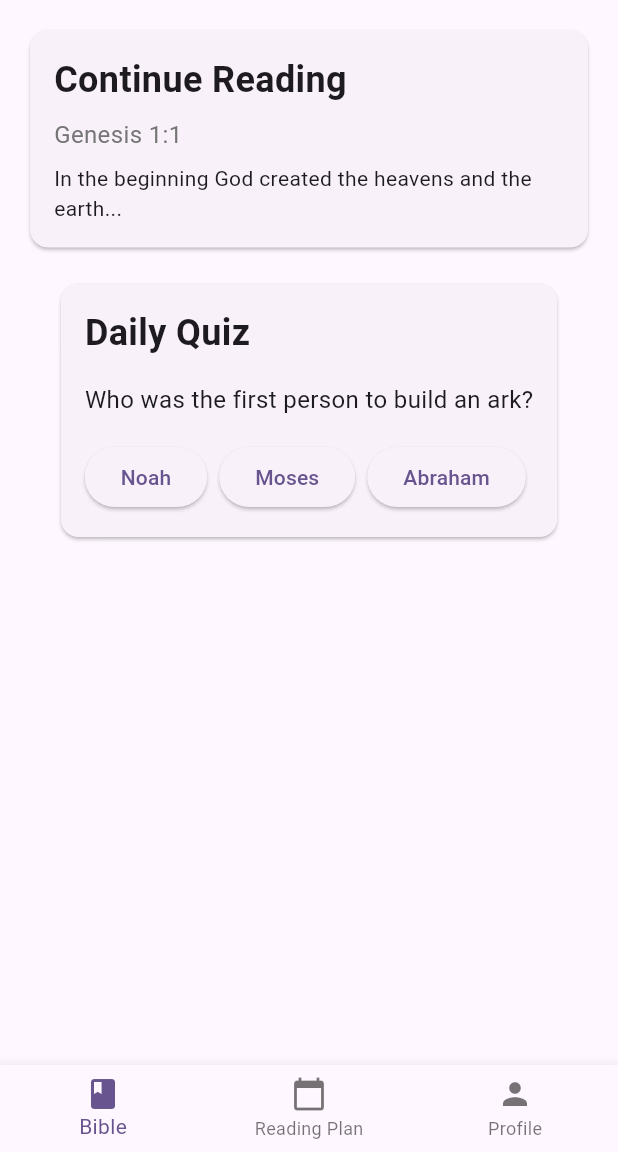
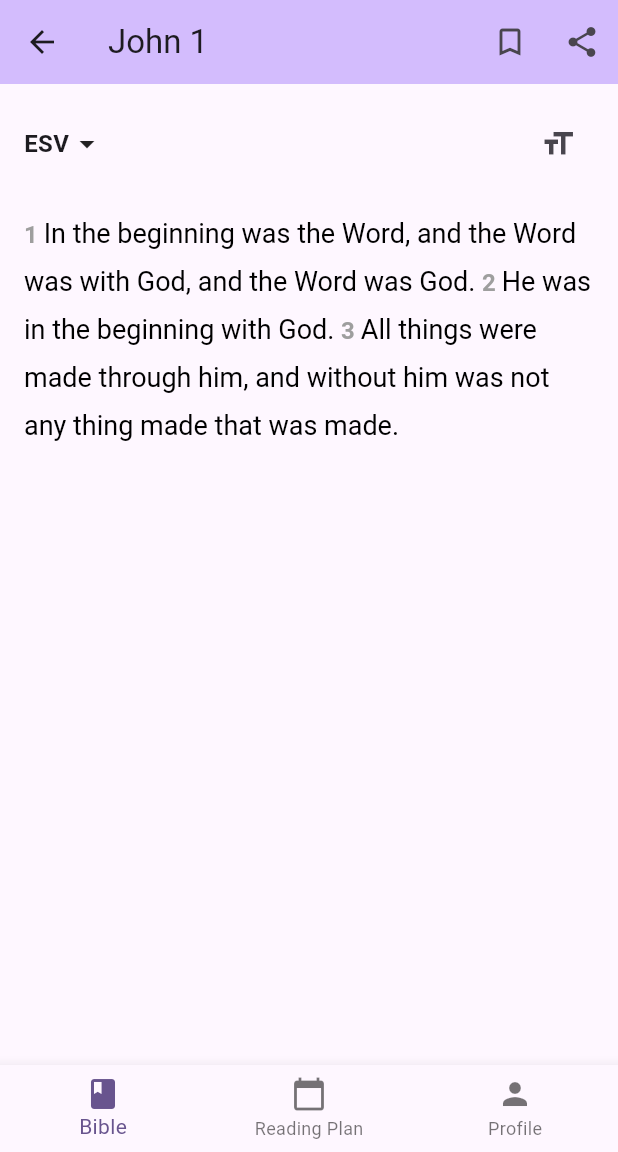
Before and after one commit to sk92129/biblemapper, a Flutter app: the screen it shows after launch, after a tap on "Continue Reading", on a phone screen of 412 x 824 dp, the part 84-1236 px from its top. Run offline on Flutter 3.47's test engine with Material 3 defaults, Android fonts, the phone set to English and light mode, and no system bars; our stand-ins replace flutter_bloc, go_router.

Commit message:
use bloc for bible books

```diff
--- /dev/null
+++ b/devtools_options.yaml
@@ -0,0 +1,3 @@
+description: This file stores settings for Dart & Flutter DevTools.
+documentation: https://docs.flutter.dev/tools/devtools/extensions#configure-extension-enablement-states
+extensions:
--- /dev/null
+++ b/lib/blocs/bible/bible_bloc.dart
@@ -0,0 +1,38 @@
+import 'package:flutter_bloc/flutter_bloc.dart';
+import '../../repositories/bible_repository.dart';
+import 'bible_event.dart';
+import 'bible_state.dart';
+
+class BibleBloc extends Bloc<BibleEvent, BibleState> {
+  final BibleRepository _repository;
+
+  BibleBloc(this._repository) : super(BibleInitial()) {
+    on<LoadBibleBooks>(_onLoadBibleBooks);
+    on<SearchBibleBooks>(_onSearchBibleBooks);
+  }
+
+  Future<void> _onLoadBibleBooks(
+    LoadBibleBooks event,
+    Emitter<BibleState> emit,
+  ) async {
+    emit(BibleBooksLoading());
+    try {
+      final books = await _repository.getBooks();
+      emit(BibleBooksLoaded(books));
+    } catch (e) {
+      emit(BibleBooksError(e.toString()));
+    }
+  }
+
+  Future<void> _onSearchBibleBooks(
+    SearchBibleBooks event,
+    Emitter<BibleState> emit,
+  ) async {
+    try {
+      final books = await _repository.searchBooks(event.query);
+      emit(BibleBooksLoaded(books));
+    } catch (e) {
+      emit(BibleBooksError(e.toString()));
+    }
+  }
+}
--- /dev/null
+++ b/lib/blocs/bible/bible_event.dart
@@ -0,0 +1,9 @@
+abstract class BibleEvent {}
+
+class LoadBibleBooks extends BibleEvent {}
+
+class SearchBibleBooks extends BibleEvent {
+  final String query;
+
+  SearchBibleBooks(this.query);
+}
--- /dev/null
+++ b/lib/blocs/bible/bible_state.dart
@@ -0,0 +1,20 @@
+import 'package:universalapp/models/bible_book.dart';
+
+abstract class BibleState {}
+
+class BibleInitial extends BibleState {}
+
+class BibleBooksLoading extends BibleState {}
+
+class BibleBooksLoaded extends BibleState {
+  final List<BibleBook> books;
+  final String? selectedBook;
+
+  BibleBooksLoaded(this.books, {this.selectedBook});
+}
+
+class BibleBooksError extends BibleState {
+  final String message;
+
+  BibleBooksError(this.message);
+}
--- /dev/null
+++ b/lib/models/bible_book.dart
@@ -0,0 +1,11 @@
+class BibleBook {
+  final String name;
+  final int chapters;
+  final String testament;
+
+  const BibleBook({
+    required this.name,
+    required this.chapters,
+    required this.testament,
+  });
+}
--- /dev/null
+++ b/lib/repositories/bible_repository.dart
@@ -0,0 +1,28 @@
+import 'package:universalapp/models/bible_book.dart';
+
+class BibleRepository {
+  // Simulated data - in a real app, this would come from an API or database
+  final List<BibleBook> _books = [
+    BibleBook(name: 'Genesis', chapters: 50, testament: 'Old'),
+    BibleBook(name: 'Exodus', chapters: 40, testament: 'Old'),
+    BibleBook(name: 'John', chapters: 21, testament: 'New'),
+    BibleBook(name: 'Matthew', chapters: 28, testament: 'New'),
+    BibleBook(name: 'Mark', chapters: 16, testament: 'New'),
+    BibleBook(name: 'Luke', chapters: 24, testament: 'New'),
+    // Add more books as needed
+  ];
+
+  Future<List<BibleBook>> getBooks() async {
+    // Simulate API delay
+    await Future.delayed(const Duration(milliseconds: 500));
+    return _books;
+  }
+
+  Future<List<BibleBook>> searchBooks(String query) async {
+    await Future.delayed(const Duration(milliseconds: 300));
+    return _books
+        .where((book) =>
+            book.name.toLowerCase().contains(query.toLowerCase()))
+        .toList();
+  }
+}
--- a/lib/router/router_config.dart
+++ b/lib/router/router_config.dart
@@ -3,6 +3,7 @@ import 'package:go_router/go_router.dart';
 import '../screens/main_screen.dart';
 import '../screens/reading_plan_screen.dart';
 import '../screens/profile_screen.dart';
+import '../screens/bible_reading.dart';
 
 final GlobalKey<NavigatorState> _rootNavigatorKey = GlobalKey<NavigatorState>();
 
@@ -20,6 +21,12 @@ final goRouter = GoRouter(
             GoRoute(
               path: '/bible',
               builder: (context, state) => const MainScreen(),
+              routes: [
+                GoRoute(
+                  path: 'reading',
+                  builder: (context, state) => const BibleReadingScreen(),
+                ),
+              ],
             ),
           ],
         ),
--- /dev/null
+++ b/lib/screens/bible_reading.dart
@@ -0,0 +1,158 @@
+import 'package:flutter/material.dart';
+import 'package:flutter_bloc/flutter_bloc.dart';
+import '../blocs/bible/bible_bloc.dart';
+import '../blocs/bible/bible_event.dart';
+import '../blocs/bible/bible_state.dart';
+import '../repositories/bible_repository.dart';
+
+class BibleReadingScreen extends StatelessWidget {
+  const BibleReadingScreen({super.key});
+
+  @override
+  Widget build(BuildContext context) {
+    return BlocProvider(
+      create: (context) => BibleBloc(BibleRepository())..add(LoadBibleBooks()),
+      child: const BibleReadingView(),
+    );
+  }
+}
+
+class BibleReadingView extends StatelessWidget {
+  const BibleReadingView({super.key});
+
+  @override
+  Widget build(BuildContext context) {
+    return Scaffold(
+      appBar: AppBar(
+        backgroundColor: Theme.of(context).colorScheme.inversePrimary,
+        title: const Text('John 1'),
+        actions: [
+          IconButton(
+            icon: const Icon(Icons.bookmark_border),
+            onPressed: () {
+              // TODO: Implement bookmark functionality
+            },
+          ),
+          IconButton(
+            icon: const Icon(Icons.share),
+            onPressed: () {
+              // TODO: Implement share functionality
+            },
+          ),
+        ],
+      ),
+      body: SafeArea(
+        child: SingleChildScrollView(
+          child: Padding(
+            padding: const EdgeInsets.all(16.0),
+            child: Column(
+              crossAxisAlignment: CrossAxisAlignment.start,
+              children: [
+                // Book selector with BLoC
+                BlocBuilder<BibleBloc, BibleState>(
+                  builder: (context, state) {
+                    return Row(
+                      children: [
+                        Expanded(
+                          child: PopupMenuButton(
+                            child: Row(
+                              children: [
+                                if (state is BibleBooksLoading)
+                                  const SizedBox(
+                                    width: 20,
+                                    height: 20,
+                                    child: CircularProgressIndicator(
+                                      strokeWidth: 2,
+                                    ),
+                                  )
+                                else
+                                  const Text(
+                                    'ESV',
+                                    style: TextStyle(
+                                      fontSize: 16,
+                                      fontWeight: FontWeight.bold,
+                                    ),
+                                  ),
+                                const Icon(Icons.arrow_drop_down),
+                              ],
+                            ),
+                            onSelected: (book) {
+                              // TODO: Handle book selection
+                            },
+                            itemBuilder: (context) {
+                              if (state is BibleBooksLoaded) {
+                                return state.books.map((book) {
+                                  return PopupMenuItem(
+                                    value: book,
+                                    child: Text(book.name),
+                                  );
+                                }).toList();
+                              }
+                              return [];
+                            },
+                          ),
+                        ),
+                        IconButton(
+                          icon: const Icon(Icons.format_size),
+                          onPressed: () {
+                            // TODO: Implement font size adjustment
+                          },
+                        ),
+                      ],
+                    );
+                  },
+                ),
+                const SizedBox(height: 16),
+                // Verse number and content
+                RichText(
+                  text: const TextSpan(
+                    style: TextStyle(
+                      fontSize: 18,
+                      color: Colors.black,
+                      height: 1.8,
+                    ),
+                    children: [
+                      TextSpan(
+                        text: '1 ',
+                        style: TextStyle(
+                          fontWeight: FontWeight.bold,
+                          fontSize: 16,
+                          color: Colors.grey,
+                        ),
+                      ),
+                      TextSpan(
+                        text: 'In the beginning was the Word, and the Word was with God, and the Word was God. ',
+                      ),
+                      TextSpan(
+                        text: '2 ',
+                        style: TextStyle(
+                          fontWeight: FontWeight.bold,
+                          fontSize: 16,
+                          color: Colors.grey,
+                        ),
+                      ),
+                      TextSpan(
+                        text: 'He was in the beginning with God. ',
+                      ),
+                      TextSpan(
+                        text: '3 ',
+                        style: TextStyle(
+                          fontWeight: FontWeight.bold,
+                          fontSize: 16,
+                          color: Colors.grey,
+                        ),
+                      ),
+                      TextSpan(
+                        text: 'All things were made through him, and without him was not any thing made that was made. ',
+                      ),
+                    ],
+                  ),
+                ),
+              ],
+            ),
+          ),
+        ),
+      ),
+    );
+  }
+}
--- a/lib/screens/main_screen.dart
+++ b/lib/screens/main_screen.dart
@@ -1,4 +1,5 @@
 import 'package:flutter/material.dart';
+import 'package:go_router/go_router.dart';
 
 class MainScreen extends StatelessWidget {
   const MainScreen({super.key});
@@ -15,7 +16,7 @@ class MainScreen extends StatelessWidget {
               Card(
                 child: InkWell(
                   onTap: () {
-                    // TODO: Navigate to Bible reading screen
+                    context.go('/bible/reading');
                   },
                   child: Padding(
                     padding: const EdgeInsets.all(16.0),
--- a/pubspec.yaml
+++ b/pubspec.yaml
@@ -31,6 +31,7 @@ dependencies:
   flutter:
     sdk: flutter
   go_router: ^13.2.0
+  flutter_bloc: ^8.1.4
 
   # The following adds the Cupertino Icons font to your application.
   # Use with the CupertinoIcons class for iOS style icons.
```
Also changed, not shown: pubspec.lock.
